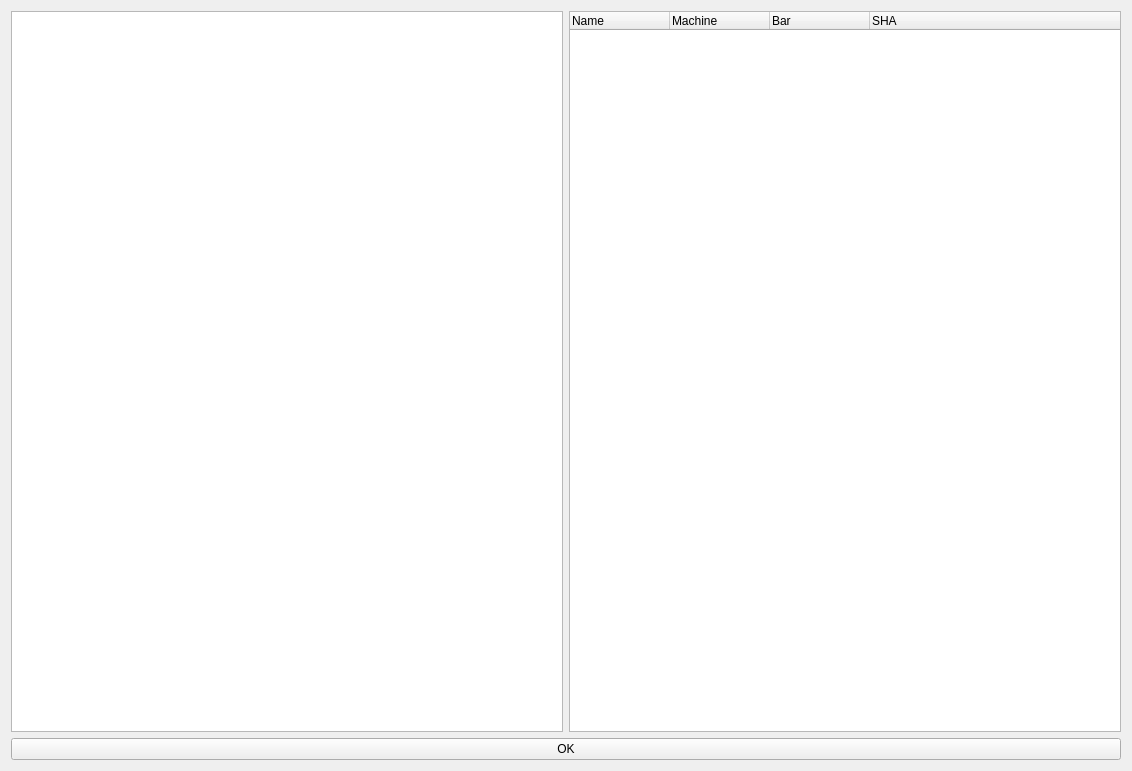
Above: Resources/ui/student_window.ui from azzamsa/lupv before the change. Below: the same form after it.
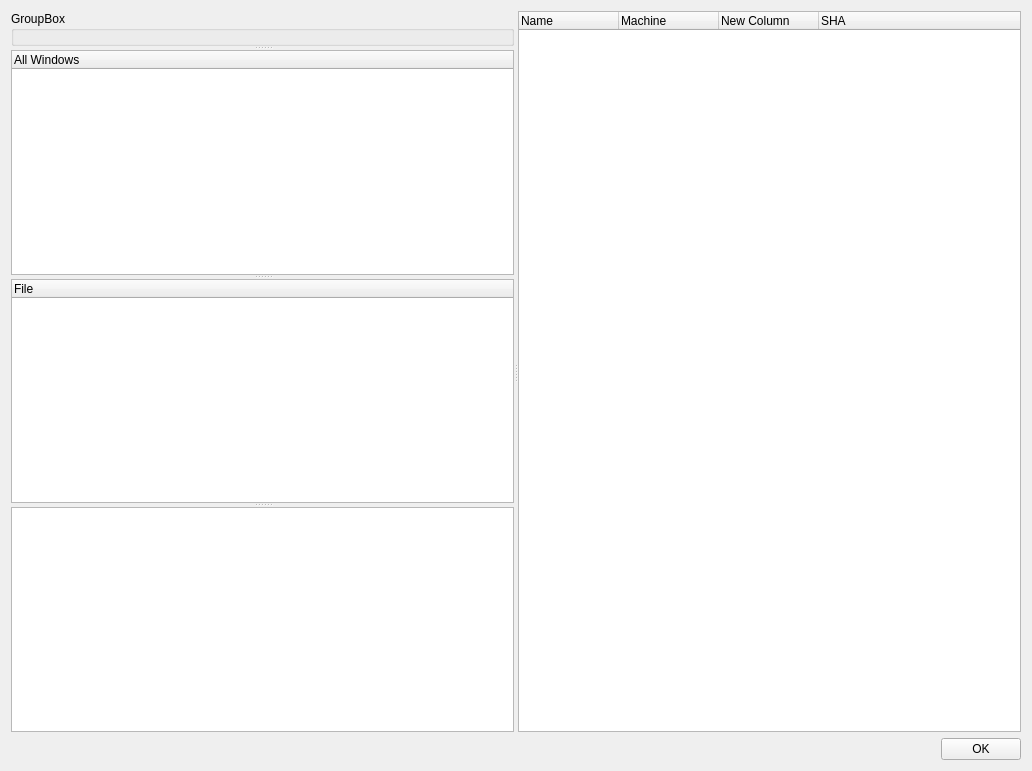
That is the form after the change.

Commit message: Third skeleton of student_view

The edit to the form file:
```diff
--- a/Resources/ui/student_window.ui
+++ b/Resources/ui/student_window.ui
@@ -6,28 +6,48 @@
    <rect>
     <x>0</x>
     <y>0</y>
-    <width>1132</width>
+    <width>1032</width>
     <height>771</height>
    </rect>
   </property>
   <property name="windowTitle">
    <string>Lupv</string>
   </property>
-  <layout class="QVBoxLayout" name="verticalLayout_2">
-   <item>
-    <layout class="QHBoxLayout" name="horizontalLayout">
-     <item>
-      <widget class="QPlainTextEdit" name="diff_ptextexit">
-       <property name="readOnly">
-        <bool>true</bool>
-       </property>
+  <layout class="QGridLayout" name="gridLayout">
+   <item row="0" column="0">
+    <widget class="QSplitter" name="splitter_2">
+     <property name="orientation">
+      <enum>Qt::Horizontal</enum>
+     </property>
+     <widget class="QSplitter" name="splitter">
+      <property name="orientation">
+       <enum>Qt::Vertical</enum>
+      </property>
+      <widget class="QGroupBox" name="groupBox">
+       <property name="title">
+        <string>GroupBox</string>
+       </property>
       </widget>
-     </item>
-     <item>
-      <widget class="QTreeWidget" name="log_tree">
+      <widget class="QTreeWidget" name="all_windows_tw">
        <column>
         <property name="text">
-         <string notr="true">Name</string>
+         <string notr="true">All Windows</string>
+        </property>
+       </column>
+      </widget>
+      <widget class="QTreeWidget" name="file_tw">
+       <column>
+        <property name="text">
+         <string notr="true">File</string>
+        </property>
+       </column>
+      </widget>
+      <widget class="QPlainTextEdit" name="diff_pte"/>
+     </widget>
+     <widget class="QTreeWidget" name="log_tw">
+      <column>
+       <property name="text">
+        <string>Name</string>
         </property>
        </column>
        <column>
@@ -37,7 +57,7 @@
        </column>
        <column>
         <property name="text">
-         <string>Bar</string>
+        <string>New Column</string>
         </property>
        </column>
        <column>
@@ -46,8 +66,22 @@
         </property>
        </column>
       </widget>
-     </item>
-    </layout>
+    </widget>
+   </item>
+   <item row="1" column="0">
+    <layout class="QHBoxLayout" name="horizontalLayout">
+     <item>
+      <spacer name="horizontalSpacer">
+       <property name="orientation">
+        <enum>Qt::Horizontal</enum>
+       </property>
+       <property name="sizeHint" stdset="0">
+        <size>
+         <width>40</width>
+         <height>20</height>
+        </size>
+       </property>
+      </spacer>
    </item>
    <item>
     <widget class="QPushButton" name="close_btn">
@@ -55,6 +89,8 @@
       <string>OK</string>
      </property>
     </widget>
+     </item>
+    </layout>
    </item>
   </layout>
  </widget>
```
Left out of the diff: 2 changed lines with no effect on the pictures. Lines whose indentation alone changed are shown as unchanged. The commit also changes 3 other files.
